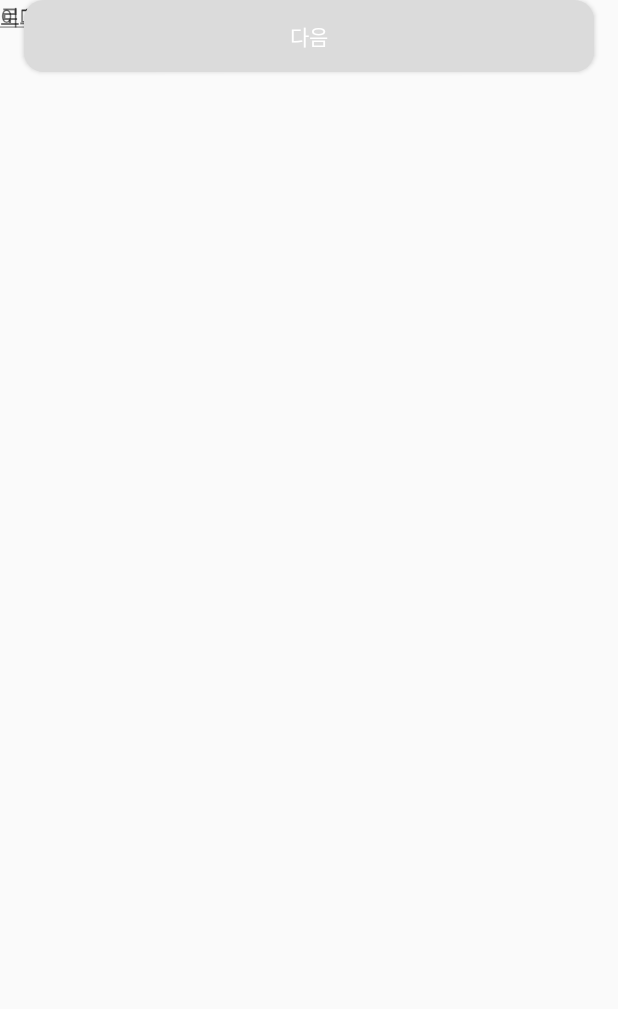
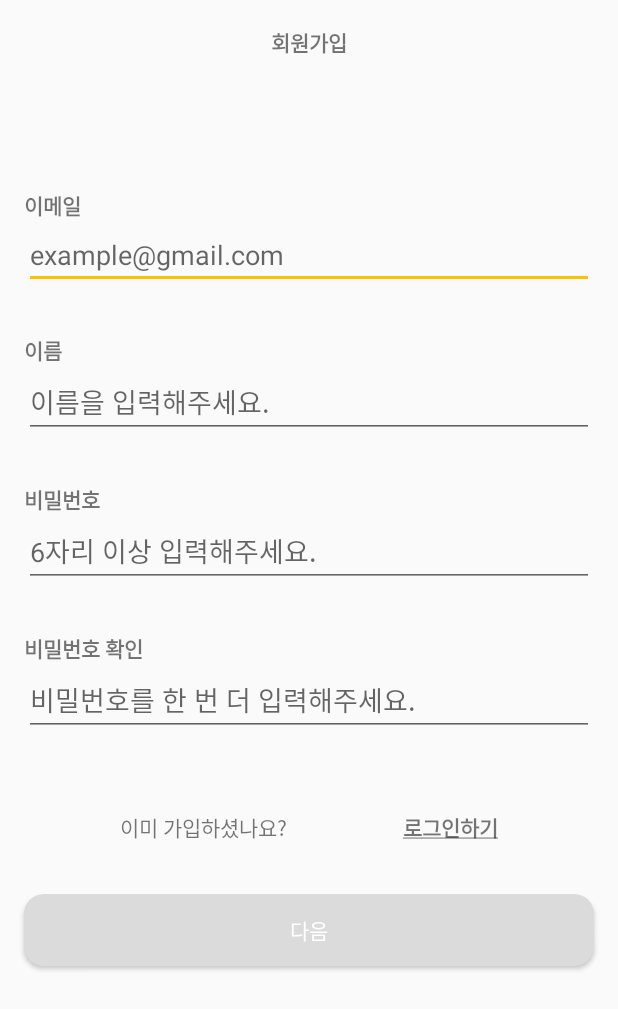
Before and after one commit to INTENRZ/Android_INTERNZ, an Android app: the SignUpActivity screen opened directly, with no data from a screen before it, on a phone screen of 412 x 824 dp. Shown: the top 1009 px of the screen. Run offline under Robolectric (Android 15) with nearby library versions, the phone set to English and light mode, and no system bars.

Commit message:
SignUpActivity 구현

```diff
--- a/app/src/main/java/com/example/internz/feature/signin/SignInActivity.kt
+++ b/app/src/main/java/com/example/internz/feature/signin/SignInActivity.kt
@@ -16,6 +16,10 @@ import kotlinx.android.synthetic.main.activity_sign_in.*
 import retrofit2.Call
 import retrofit2.Response
 import javax.security.auth.callback.Callback
+
+/**
+ * TODO! 키보드 올라올때 뷰 위로 올리기
+ */
 
 class SignInActivity : AppCompatActivity() {
     private var backKeyPressedTime : Long = 0
--- a/app/src/main/java/com/example/internz/feature/signup/SignUpActivity.kt
+++ b/app/src/main/java/com/example/internz/feature/signup/SignUpActivity.kt
@@ -2,12 +2,100 @@ package com.example.internz.feature.signup
 
 import androidx.appcompat.app.AppCompatActivity
 import android.os.Bundle
+import android.text.Editable
+import android.text.TextWatcher
+import androidx.core.widget.addTextChangedListener
 import com.example.internz.R
+import kotlinx.android.synthetic.main.activity_sign_up.*
 
 class SignUpActivity : AppCompatActivity() {
 
     override fun onCreate(savedInstanceState: Bundle?) {
         super.onCreate(savedInstanceState)
         setContentView(R.layout.activity_sign_up)
+
+        signUpFunction();
+    }
+
+    private fun signUpFunction() {
+        //이메일
+        edtSignUpEmail.addTextChangedListener(
+            object : TextWatcher {
+                override fun onTextChanged(p0: CharSequence?, p1: Int, p2: Int, p3: Int) {
+                }
+
+                override fun beforeTextChanged(p0: CharSequence?, p1: Int, p2: Int, p3: Int) {
+
+                }
+
+                override fun afterTextChanged(p0: Editable?) {
+                    changeBtnBackground()
+                }
+            }
+        )
+
+        //이름
+        edtSignUpName.addTextChangedListener(
+            object : TextWatcher {
+                override fun onTextChanged(p0: CharSequence?, p1: Int, p2: Int, p3: Int) {
+
+                }
+
+                override fun beforeTextChanged(p0: CharSequence?, p1: Int, p2: Int, p3: Int) {
+
+                }
+
+                override fun afterTextChanged(p0: Editable?) {
+                    changeBtnBackground()
+                }
+            }
+        )
+
+        //비밀번호
+        edtSignUpPwd.addTextChangedListener(
+            object : TextWatcher {
+                override fun onTextChanged(p0: CharSequence?, p1: Int, p2: Int, p3: Int) {
+
+                }
+
+                override fun beforeTextChanged(p0: CharSequence?, p1: Int, p2: Int, p3: Int) {
+
+                }
+
+                override fun afterTextChanged(p0: Editable?) {
+                    changeBtnBackground()
+                }
+            }
+        )
+
+        //비밀번호 확인
+        edtSignUpPwdChk.addTextChangedListener(
+            object : TextWatcher {
+                override fun onTextChanged(p0: CharSequence?, p1: Int, p2: Int, p3: Int) {
+
+                }
+
+                override fun beforeTextChanged(p0: CharSequence?, p1: Int, p2: Int, p3: Int) {
+
+                }
+
+                override fun afterTextChanged(p0: Editable?) {
+                    changeBtnBackground()
+                }
+            }
+        )
+
+        //다음(click_event)
+        btnSignUpNext.setOnClickListener {
+            //TODO! 조건 확인 후 다음 화면으로 넘어가기
+        }
+    }
+
+    private fun changeBtnBackground() {
+        if (edtSignUpEmail.text.isEmpty() || edtSignUpName.text.isEmpty() || edtSignUpPwd.text.isEmpty() || edtSignUpPwdChk.text.isEmpty()) {
+            btnSignUpNext.setBackgroundResource(R.drawable.btn_shape)
+        } else {
+            btnSignUpNext.setBackgroundResource(R.drawable.btn_shape_ok)
+        }
     }
 }
--- a/app/src/main/res/layout/activity_sign_up.xml
+++ b/app/src/main/res/layout/activity_sign_up.xml
@@ -6,23 +6,27 @@
     android:layout_height="match_parent"
     tools:context=".feature.signup.SignUpActivity">
 
-    <androidx.appcompat.widget.Toolbar
-        android:id="@+id/toolbar2"
+    <androidx.constraintlayout.widget.ConstraintLayout
+        android:id="@+id/constraintLayout"
         android:layout_width="match_parent"
-        android:layout_height="wrap_content"
-        android:background="@color/colorTransparent"
-        android:minHeight="?attr/actionBarSize"
+        android:layout_height="?attr/actionBarSize"
         android:theme="?attr/actionBarTheme"
         app:layout_constraintEnd_toEndOf="parent"
         app:layout_constraintStart_toStartOf="parent"
         app:layout_constraintTop_toTopOf="parent">
+
         <TextView
             android:layout_width="wrap_content"
             android:layout_height="wrap_content"
+            android:gravity="center"
             android:text="회원가입"
-            android:textStyle="bold"/>
+            android:textStyle="bold"
+            app:layout_constraintBottom_toBottomOf="parent"
+            app:layout_constraintEnd_toEndOf="parent"
+            app:layout_constraintStart_toStartOf="parent"
+            app:layout_constraintTop_toTopOf="parent" />
 
-    </androidx.appcompat.widget.Toolbar>
+    </androidx.constraintlayout.widget.ConstraintLayout>
 
     <TextView
         android:id="@+id/textView5"
@@ -30,10 +34,11 @@
         android:layout_height="wrap_content"
         android:layout_marginStart="16dp"
         android:layout_marginLeft="16dp"
+        android:layout_marginTop="70dp"
         android:text="이메일"
         android:textStyle="bold"
         app:layout_constraintStart_toStartOf="parent"
-        tools:layout_editor_absoluteY="128dp" />
+        app:layout_constraintTop_toBottomOf="@+id/constraintLayout" />
 
     <TextView
         android:id="@+id/textView6"
@@ -41,10 +46,11 @@
         android:layout_height="wrap_content"
         android:layout_marginStart="16dp"
         android:layout_marginLeft="16dp"
+        android:layout_marginTop="30dp"
         android:text="이름"
         android:textStyle="bold"
         app:layout_constraintStart_toStartOf="parent"
-        tools:layout_editor_absoluteY="215dp" />
+        app:layout_constraintTop_toBottomOf="@+id/edtSignUpEmail" />
 
     <TextView
         android:id="@+id/textView7"
@@ -52,10 +58,11 @@
         android:layout_height="wrap_content"
         android:layout_marginStart="16dp"
         android:layout_marginLeft="16dp"
+        android:layout_marginTop="30dp"
         android:text="비밀번호"
         android:textStyle="bold"
         app:layout_constraintStart_toStartOf="parent"
-        tools:layout_editor_absoluteY="323dp" />
+        app:layout_constraintTop_toBottomOf="@+id/edtSignUpName" />
 
     <TextView
         android:id="@+id/textView8"
@@ -63,10 +70,11 @@
         android:layout_height="wrap_content"
         android:layout_marginStart="16dp"
         android:layout_marginLeft="16dp"
+        android:layout_marginTop="30dp"
         android:text="비밀번호 확인"
         android:textStyle="bold"
         app:layout_constraintStart_toStartOf="parent"
-        tools:layout_editor_absoluteY="425dp" />
+        app:layout_constraintTop_toBottomOf="@+id/edtSignUpPwd" />
 
     <EditText
         android:id="@+id/edtSignUpEmail"
@@ -81,7 +89,7 @@
         android:inputType="textPersonName"
         app:layout_constraintEnd_toEndOf="parent"
         app:layout_constraintStart_toStartOf="parent"
-        tools:layout_editor_absoluteY="166dp" />
+        app:layout_constraintTop_toBottomOf="@+id/textView5" />
 
     <EditText
         android:id="@+id/edtSignUpName"
@@ -96,7 +104,7 @@
         android:inputType="textPersonName"
         app:layout_constraintEnd_toEndOf="parent"
         app:layout_constraintStart_toStartOf="parent"
-        tools:layout_editor_absoluteY="265dp" />
+        app:layout_constraintTop_toBottomOf="@+id/textView6" />
 
     <EditText
         android:id="@+id/edtSignUpPwd"
@@ -111,7 +119,7 @@
         android:inputType="textPassword"
         app:layout_constraintEnd_toEndOf="parent"
         app:layout_constraintStart_toStartOf="parent"
-        tools:layout_editor_absoluteY="370dp" />
+        app:layout_constraintTop_toBottomOf="@+id/textView7" />
 
     <EditText
         android:id="@+id/edtSignUpPwdChk"
@@ -126,24 +134,30 @@
         android:inputType="textPassword"
         app:layout_constraintEnd_toEndOf="parent"
         app:layout_constraintStart_toStartOf="parent"
-        tools:layout_editor_absoluteY="479dp" />
+        app:layout_constraintTop_toBottomOf="@+id/textView8" />
 
     <TextView
         android:id="@+id/textView9"
         android:layout_width="wrap_content"
         android:layout_height="wrap_content"
+        android:layout_marginStart="80dp"
+        android:layout_marginLeft="80dp"
+        android:layout_marginTop="50dp"
         android:text="이미 가입하셨나요?"
-        tools:layout_editor_absoluteX="87dp"
-        tools:layout_editor_absoluteY="592dp" />
+        app:layout_constraintStart_toStartOf="parent"
+        app:layout_constraintTop_toBottomOf="@+id/edtSignUpPwdChk" />
 
     <TextView
         android:id="@+id/txtSignUpLogIn"
         android:layout_width="wrap_content"
         android:layout_height="wrap_content"
+        android:layout_marginTop="50dp"
+        android:layout_marginEnd="80dp"
+        android:layout_marginRight="80dp"
         android:text="@string/do_sign_in"
         android:textStyle="bold"
-        tools:layout_editor_absoluteX="213dp"
-        tools:layout_editor_absoluteY="592dp" />
+        app:layout_constraintEnd_toEndOf="parent"
+        app:layout_constraintTop_toBottomOf="@+id/edtSignUpPwdChk" />
 
     <Button
         android:id="@+id/btnSignUpNext"
@@ -153,10 +167,12 @@
         android:layout_marginLeft="16dp"
         android:layout_marginEnd="16dp"
         android:layout_marginRight="16dp"
+        android:layout_marginBottom="180dp"
         android:background="@drawable/btn_shape"
         android:text="다음"
         android:textColor="@color/colorWhite"
+        app:layout_constraintBottom_toBottomOf="parent"
         app:layout_constraintEnd_toEndOf="parent"
-        app:layout_constraintStart_toStartOf="parent"
-        tools:layout_editor_absoluteY="652dp" />
+        app:layout_constraintHorizontal_bias="0.0"
+        app:layout_constraintStart_toStartOf="parent" />
 </androidx.constraintlayout.widget.ConstraintLayout>
```
